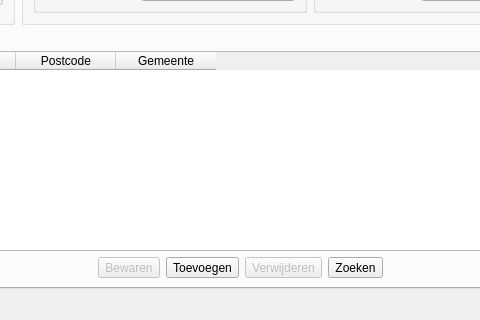
Roelio81/audioadmin, file AudioAdmin/ui/universum.ui: the form before one commit; both pictures show x 305 to 785 and y 528 to 848 of the 1054 by 848 pixel window.
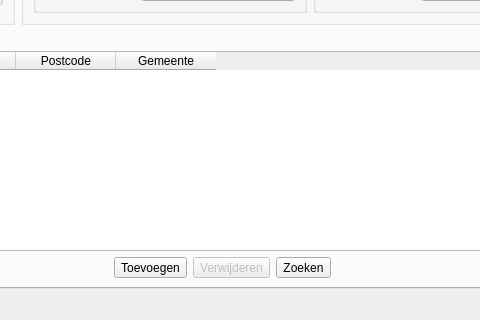
The form after the commit. Icons and pictures are not drawn.

```diff
--- a/AudioAdmin/ui/universum.ui
+++ b/AudioAdmin/ui/universum.ui
@@ -802,21 +802,6 @@
             </property>
            </spacer>
           </item>
-          <item>
-           <widget class="QToolButton" name="b_dossierBewaren">
-            <property name="enabled">
-             <bool>false</bool>
-            </property>
-            <property name="text">
-             <string>Bewaren</string>
-            </property>
-            <property name="icon">
-             <iconset>
-              <normalon>:/icons/filesave-64.png</normalon>
-             </iconset>
-            </property>
-           </widget>
-          </item>
           <item>
            <widget class="QToolButton" name="b_dossierToevoegen">
             <property name="text">
```
Left out of the diff: 46 changed lines with no effect on the pictures.
